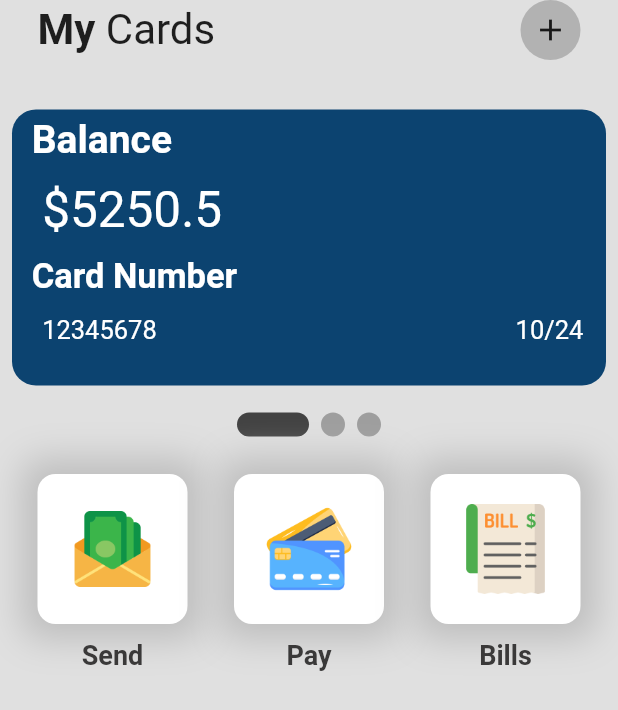
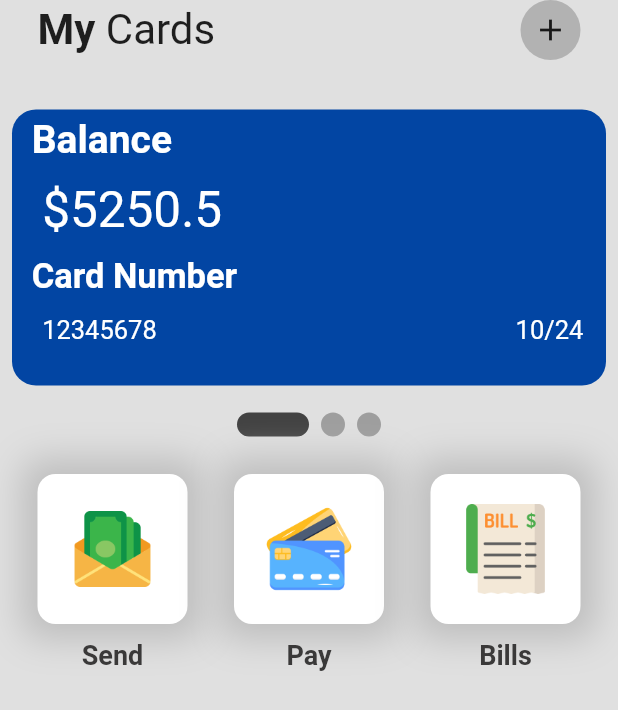
Before and after one commit to Marques960/Wallet-App-UI, a Flutter app: the screen it shows after launch, on a phone screen of 412 x 824 dp. Shown: the top 710 px of the screen. Run offline on Flutter 3.47's test engine with Material 2 defaults, Android fonts, the phone set to English and light mode, and no system bars; drawn by our look-alikes of smooth_page_indicator.

Commit message:
Update home_page.dart

```diff
--- a/MoneyMind/lib/pages/home_page.dart
+++ b/MoneyMind/lib/pages/home_page.dart
@@ -80,15 +80,15 @@ class _HomePageState extends State<HomePage> {
               cardNumber: 12345678,
               experyMonth: 10,
               experyYear: 24,
-              color: Color.fromARGB(255, 12, 67, 112),
+              color: Color.fromRGBO(2, 69, 163, 1),
             ),
             // 2º cartão
             MyCard(
-              balance: 100000.50,
+              balance: 10000.50,
               cardNumber: 87654321,
               experyMonth: 12,
               experyYear: 30,
-              color: Color.fromARGB(255, 67, 168, 67),
+              color: Color.fromARGB(255, 91, 176, 91),
             ),
             // 3º cartão
             MyCard(
@@ -96,7 +96,7 @@ class _HomePageState extends State<HomePage> {
               cardNumber: 3283723723,
               experyMonth: 06,
               experyYear: 22,
-              color: Color.fromARGB(255, 194, 130, 186),
+              color: Color.fromARGB(255, 201, 137, 192),
             ),
           ]),
         ),
```
